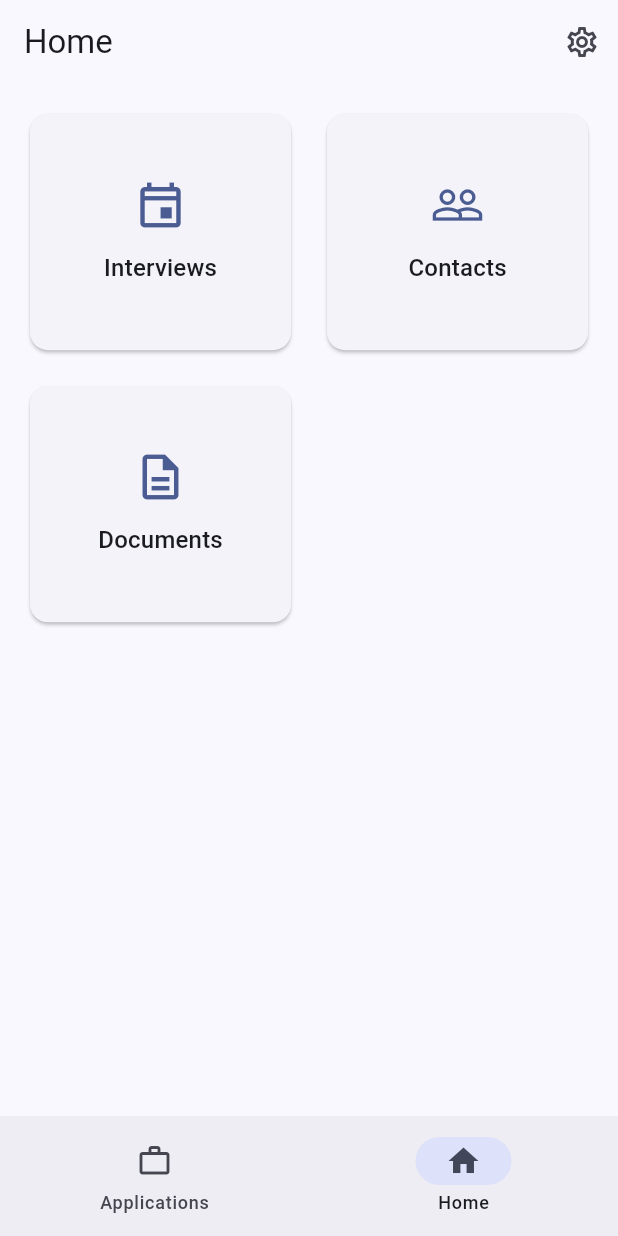
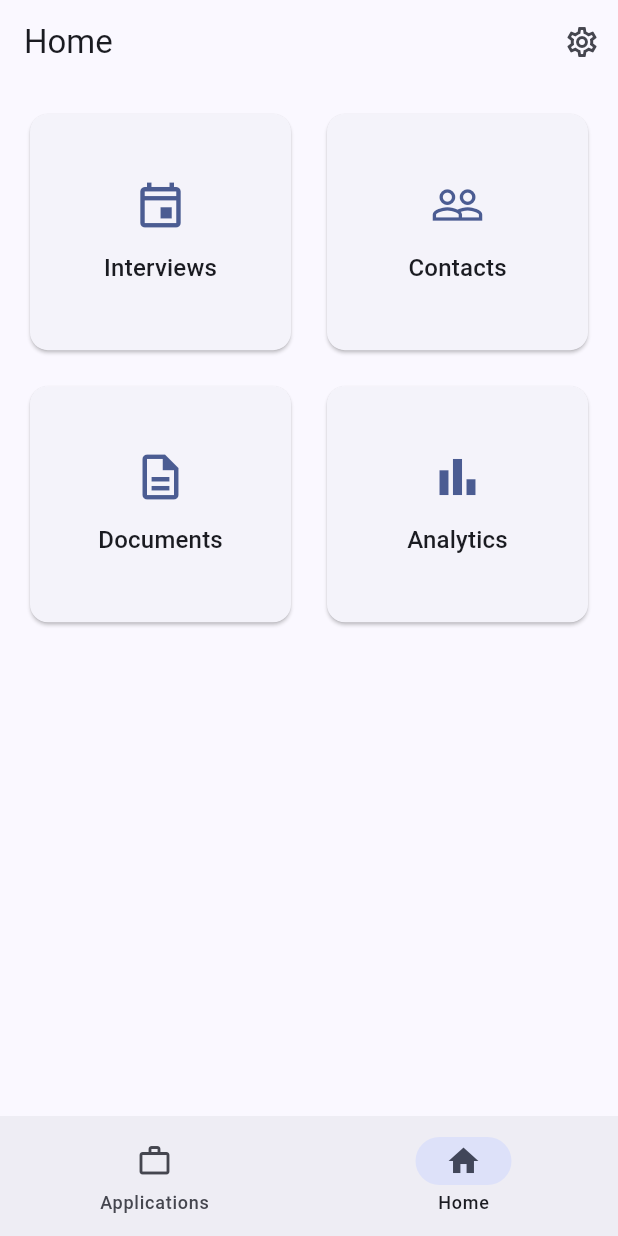
Before and after one commit to danielnguyen982301/lwkapply, a Flutter app: the HomeScreen screen opened by its route, on a phone screen of 412 x 824 dp. Run offline on Flutter 3.47's test engine with Material 3 defaults, Android fonts, the phone set to English and light mode, and no system bars; our stand-ins replace dio, file_picker, firebase_core, firebase_messaging, fl_chart, flutter_dotenv and 7 more; accounts and stored records are empty.

Commit message:
feat(mobile): Update HomeScreen, add Analytics card

```diff
--- a/mobile/lib/features/home/presentation/home_screen.dart
+++ b/mobile/lib/features/home/presentation/home_screen.dart
@@ -15,10 +15,9 @@ import '../../settings/presentation/settings_icon_button.dart';
 /// pushes a route (see router.dart), covering the bottom nav, same as
 /// tapping into an application's edit form does.
 ///
-/// Analytics and AI-tools cards are planned additions here, NOT part of
-/// this pass — see the mobile-nav planning discussion. When Analytics
-/// ships (next), its card slots in right after Documents below. AI
-/// tools comes later still, once that feature is actually designed.
+/// An AI-tools card is a planned future addition here, NOT part of this
+/// pass — see the mobile-nav planning discussion. It slots in below
+/// Analytics once that feature is actually designed.
 class HomeScreen extends StatelessWidget {
   const HomeScreen({super.key});
 
@@ -52,7 +51,12 @@ class HomeScreen extends StatelessWidget {
               label: 'Documents',
               onTap: () => context.push('/documents'),
             ),
-            // Analytics card goes here next — deferred, see class doc
+            _HomeCard(
+              icon: Icons.bar_chart_outlined,
+              label: 'Analytics',
+              onTap: () => context.push('/analytics'),
+            ),
+            // AI-tools card goes here next — deferred, see class doc
             // comment above.
           ],
         ),
```
